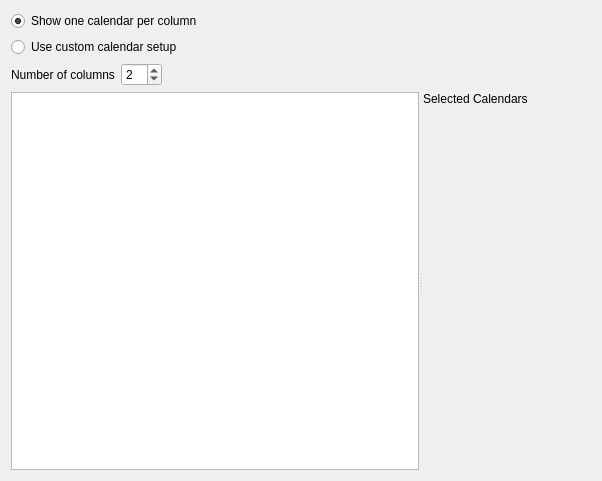
Above: multiagendaviewconfigwidget.ui from KDE/korganizer before the change. Below: the same form after it.
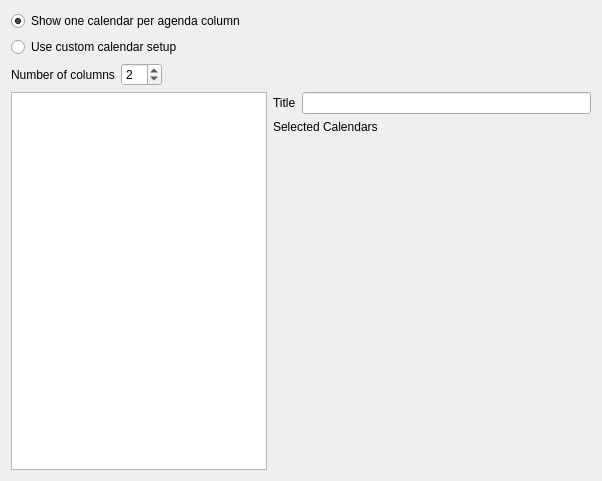
That is the form after the change.

Commit message: show agenda titles in the custom side-by-side view, and make them configurable

```diff
--- a/multiagendaviewconfigwidget.ui
+++ b/multiagendaviewconfigwidget.ui
@@ -13,25 +13,25 @@
   <property name="windowTitle">
    <string>Form</string>
   </property>
-  <layout class="QVBoxLayout" name="verticalLayout_2" stretch="0,0,0,1">
-   <item>
+  <layout class="QGridLayout" name="gridLayout">
+   <item row="0" column="0">
     <widget class="QRadioButton" name="useDefaultRB">
      <property name="text">
-      <string>Show one calendar per column</string>
+      <string>Show one calendar per agenda column</string>
      </property>
      <property name="checked">
       <bool>true</bool>
      </property>
     </widget>
    </item>
-   <item>
+   <item row="1" column="0">
     <widget class="QRadioButton" name="useCustomRB">
      <property name="text">
       <string>Use custom calendar setup</string>
      </property>
     </widget>
    </item>
-   <item>
+   <item row="2" column="0">
     <layout class="QHBoxLayout" name="horizontalLayout">
      <item>
       <widget class="QLabel" name="columnNumberLabel">
@@ -65,11 +65,9 @@
      </item>
     </layout>
    </item>
+   <item row="3" column="0">
+    <layout class="QHBoxLayout" name="horizontalLayout_3">
    <item>
-    <widget class="QSplitter" name="splitter">
-     <property name="orientation">
-      <enum>Qt::Horizontal</enum>
-     </property>
      <widget class="QListView" name="columnList">
       <property name="sizePolicy">
        <sizepolicy hsizetype="Preferred" vsizetype="Expanding">
@@ -78,8 +76,23 @@
        </sizepolicy>
       </property>
      </widget>
-     <widget class="QWidget" name="layoutWidget">
+     </item>
+     <item>
       <layout class="QVBoxLayout" name="verticalLayout">
+       <item>
+        <layout class="QHBoxLayout" name="horizontalLayout_2">
+         <item>
+          <widget class="QLabel" name="titleLabel">
+           <property name="text">
+            <string>Title</string>
+           </property>
+          </widget>
+         </item>
+         <item>
+          <widget class="QLineEdit" name="titleLE"/>
+         </item>
+        </layout>
+       </item>
        <item>
         <widget class="QLabel" name="selectedCalendarsLabel">
          <property name="sizePolicy">
@@ -107,8 +120,8 @@
         </widget>
        </item>
       </layout>
-     </widget>
-    </widget>
+     </item>
+    </layout>
    </item>
   </layout>
  </widget>
```
Lines whose indentation alone changed are shown as unchanged. The commit also changes 2 other files.
